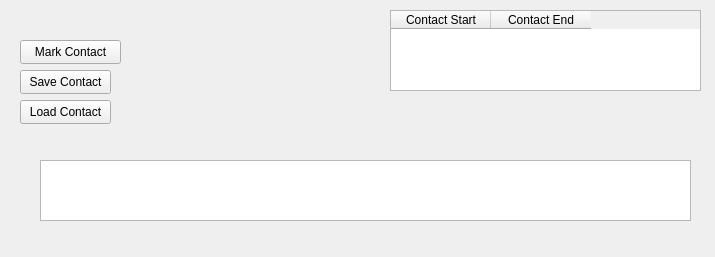
Qt form src/WhiskerToolbox/Whisker_Widget/contact_widget.ui (paulmthompson/WhiskerToolbox) before a commit.
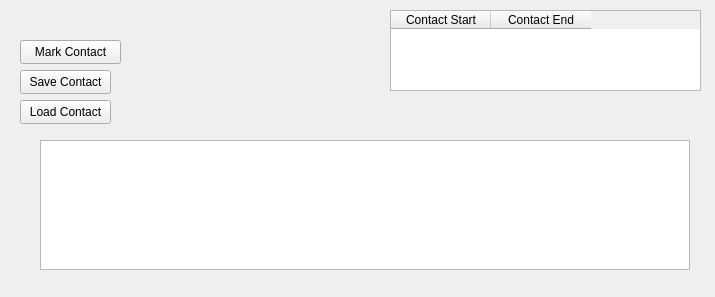
The same form after that commit.

Commit message: shows on contact widget at the same time

```diff
--- a/src/WhiskerToolbox/Whisker_Widget/contact_widget.ui
+++ b/src/WhiskerToolbox/Whisker_Widget/contact_widget.ui
@@ -7,7 +7,7 @@
     <x>0</x>
     <y>0</y>
     <width>715</width>
-    <height>257</height>
+    <height>297</height>
    </rect>
   </property>
   <property name="windowTitle">
@@ -76,9 +76,9 @@
    <property name="geometry">
     <rect>
      <x>40</x>
-     <y>160</y>
-     <width>651</width>
-     <height>61</height>
+     <y>140</y>
+     <width>650</width>
+     <height>130</height>
     </rect>
    </property>
   </widget>
```
The commit also changes 5 other files.
